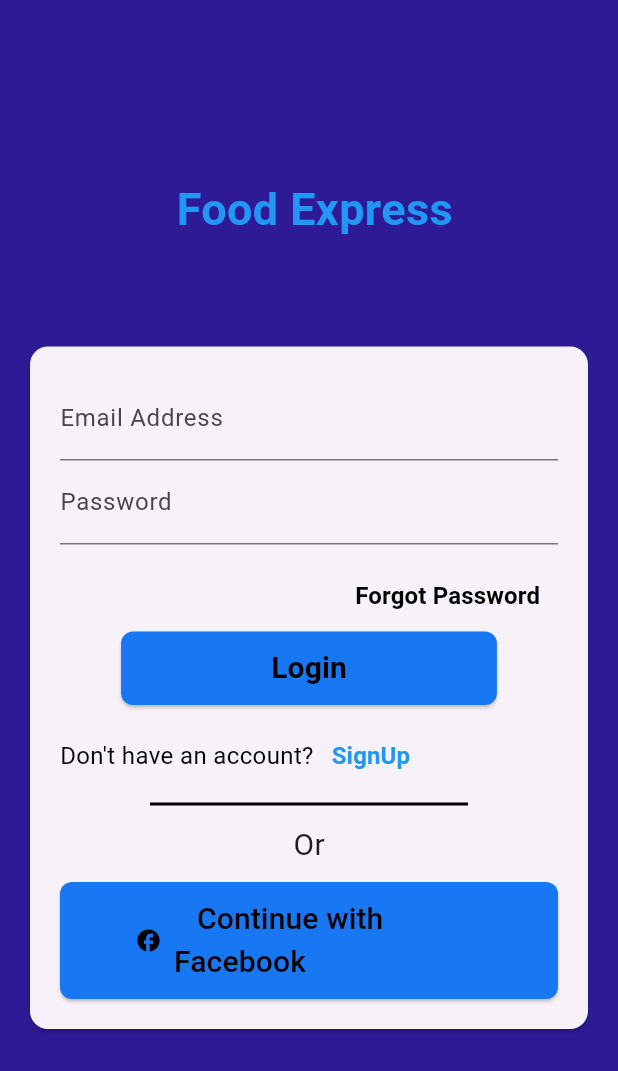
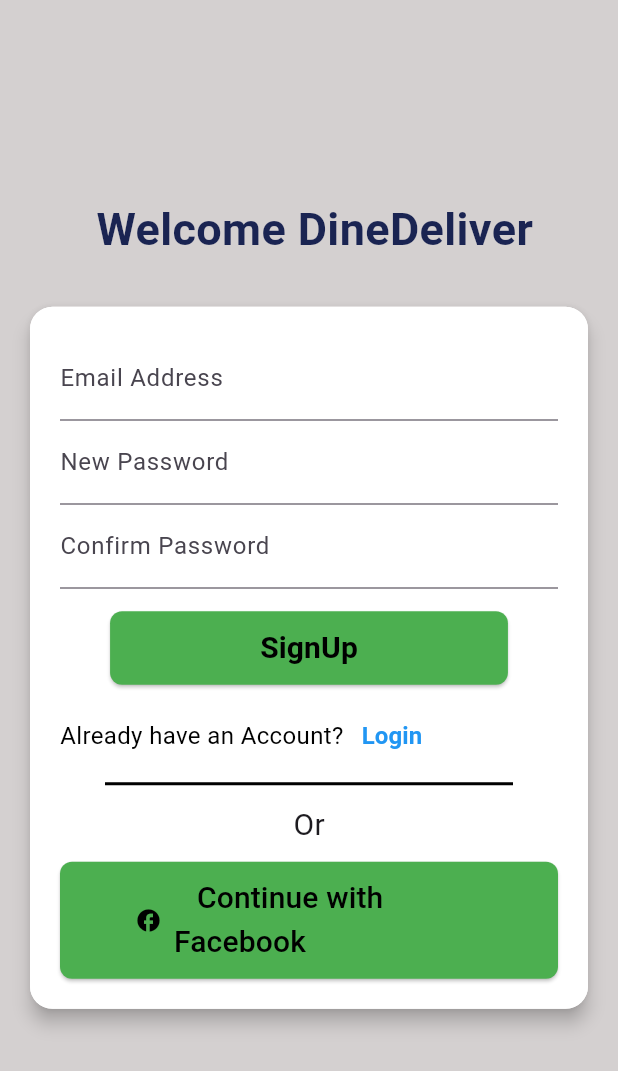
Before and after one commit to keshab98578/Android_Development, a Flutter app: the screen it shows after launch, on a phone screen of 412 x 824 dp. Shown: the top 1071 px of the screen. Run offline on Flutter 3.47's test engine with Material 3 defaults, Android fonts, the phone set to English and light mode, and no system bars.

Commit message:
second commit

```diff
--- a/lib/app/app.dart
+++ b/lib/app/app.dart
@@ -1,4 +1,4 @@
-import 'package:android_development/screen/loginpage.dart';
+import 'package:android_development/screen/signuppage.dart';
 
 import 'package:flutter/material.dart';
 
@@ -8,7 +8,7 @@ class MyApp extends StatelessWidget {
   @override
   Widget build(BuildContext context) {
     return const MaterialApp(
-      home: LoginPage(),
+      home: SignUppage(),
     );
   }
 }
--- a/lib/screen/loginpage.dart
+++ b/lib/screen/loginpage.dart
@@ -1,3 +1,4 @@
+import 'package:android_development/screen/signuppage.dart';
 import 'package:android_development/screen/splashscreen.dart';
 import 'package:flutter/material.dart';
 
@@ -27,27 +28,39 @@ class _LoginPageState extends State<LoginPage> {
     }
   }
 
+  void goSignup() {
+    Navigator.push(
+        context, MaterialPageRoute(builder: (context) => const SignUppage()));
+  }
+
   @override
   Widget build(BuildContext context) {
     return Scaffold(
-      backgroundColor: const Color.fromARGB(255, 46, 26, 148),
+      backgroundColor: const Color.fromARGB(255, 212, 208, 208),
       body: Center(
         child: Column(
           mainAxisAlignment: MainAxisAlignment.center,
           children: [
             const Text(
-              " Food Express",
+              " Welcome DineDeliver",
               textAlign: TextAlign.center,
               style: TextStyle(
+                  fontStyle: FontStyle.normal,
                   fontSize: 30,
-                  color: Colors.blue,
+                  color: Color.fromARGB(255, 26, 36, 82),
                   fontWeight: FontWeight.bold),
             ),
             Container(
-              margin: const EdgeInsets.all(25),
+              margin: const EdgeInsets.all(5),
               width: 200,
             ),
             Card(
+              color: Colors.white,
+              elevation: 5,
+              shadowColor: Colors.black,
+              shape: RoundedRectangleBorder(
+                  borderRadius: BorderRadius.circular(15),
+                  side: const BorderSide(color: Colors.white, width: 5)),
               margin: const EdgeInsets.all(20),
               child: SingleChildScrollView(
                 child: Padding(
@@ -108,8 +121,7 @@ class _LoginPageState extends State<LoginPage> {
                         ElevatedButton(
                           onPressed: submit,
                           style: ElevatedButton.styleFrom(
-                            backgroundColor:
-                                const Color.fromRGBO(24, 119, 242, 1),
+                            backgroundColor: Colors.green,
                             padding: const EdgeInsets.symmetric(
                                 horizontal: 100, vertical: 10),
                             shape: RoundedRectangleBorder(
@@ -136,7 +148,7 @@ class _LoginPageState extends State<LoginPage> {
                                   TextStyle(fontSize: 16, color: Colors.black),
                             ),
                             TextButton(
-                              onPressed: () {},
+                              onPressed: goSignup,
                               child: const Text(
                                 "SignUp",
                                 style: TextStyle(
@@ -174,8 +186,7 @@ class _LoginPageState extends State<LoginPage> {
                             style: TextStyle(color: Colors.black, fontSize: 20),
                           ),
                           style: ElevatedButton.styleFrom(
-                              backgroundColor:
-                                  const Color.fromRGBO(24, 119, 242, 1),
+                              backgroundColor: Colors.green,
                               padding: const EdgeInsets.symmetric(
                                   horizontal: 50, vertical: 10),
                               shape: RoundedRectangleBorder(
--- a/lib/screen/signuppage.dart
+++ b/lib/screen/signuppage.dart
@@ -0,0 +1,222 @@
+import 'package:android_development/screen/splashscreen.dart';
+import 'package:flutter/material.dart';
+
+class SignUppage extends StatefulWidget {
+  const SignUppage({super.key});
+
+  @override
+  State<SignUppage> createState() => _SignupPage();
+}
+
+class _SignupPage extends State<SignUppage> {
+  var confirmPass;
+  final TextEditingController newPasswordController = TextEditingController();
+  final TextEditingController confirmPasswordController =
+      TextEditingController();
+  final _formKey = GlobalKey<FormState>();
+
+  void submit() {
+    final isValid = _formKey.currentState!.validate();
+
+    if (isValid) {
+      if (newPasswordController.text.length < 8) {
+        ScaffoldMessenger.of(context).showSnackBar(const SnackBar(
+            content: Text('Password must be 8 characters long')));
+      } else {
+        Navigator.push(context,
+            MaterialPageRoute(builder: (context) => const SplashScreen()));
+      }
+      return;
+    }
+  }
+
+  @override
+  Widget build(BuildContext context) {
+    return Scaffold(
+      backgroundColor: const Color.fromARGB(255, 212, 208, 208),
+      body: Center(
+        child: Column(
+          mainAxisAlignment: MainAxisAlignment.center,
+          children: [
+            const Text(
+              " Welcome DineDeliver",
+              textAlign: TextAlign.center,
+              style: TextStyle(
+                  fontStyle: FontStyle.normal,
+                  fontSize: 30,
+                  color: Color.fromARGB(255, 26, 36, 82),
+                  fontWeight: FontWeight.bold),
+            ),
+            Container(
+              margin: const EdgeInsets.all(5),
+              width: 200,
+            ),
+            Card(
+              color: Colors.white,
+              elevation: 5,
+              shadowColor: Colors.black,
+              shape: RoundedRectangleBorder(
+                  borderRadius: BorderRadius.circular(15),
+                  side: const BorderSide(color: Colors.white, width: 5)),
+              margin: const EdgeInsets.all(20),
+              child: SingleChildScrollView(
+                child: Padding(
+                  padding: const EdgeInsets.all(20),
+                  child: Form(
+                    key: _formKey,
+                    child: Column(
+                      mainAxisSize: MainAxisSize.min,
+                      children: [
+                        TextFormField(
+                          decoration: const InputDecoration(
+                              labelText: 'Email Address',
+                              hintText: 'abc@gmail.com'),
+                          keyboardType: TextInputType.emailAddress,
+                          autocorrect: false,
+                          textCapitalization: TextCapitalization.none,
+                          validator: (value) {
+                            if (value == null ||
+                                value.trim().isEmpty ||
+                                !value.contains('@')) {
+                              return 'please enter a valid email address.';
+                            } else {
+                              return null;
+                            }
+                          },
+                        ),
+                        TextFormField(
+                          controller: newPasswordController,
+                          decoration:
+                              const InputDecoration(labelText: 'New Password'),
+                          keyboardType: TextInputType.emailAddress,
+                          obscureText: true,
+                          validator: (value) {
+                            confirmPass = value;
+                            if (value == null || value.trim().isEmpty) {
+                              return 'please enter a password.';
+                            } else {
+                              return null;
+                            }
+                          },
+                        ),
+
+                        TextFormField(
+                          controller: confirmPasswordController,
+                          decoration: const InputDecoration(
+                              labelText: 'Confirm Password'),
+                          keyboardType: TextInputType.emailAddress,
+                          obscureText: true,
+                          validator: (value) {
+                            if (value == null || value.trim().isEmpty) {
+                              return 'please enter a password.';
+                            } else if (value != confirmPass) {
+                              {
+                                return 'password must be same';
+                              }
+                            }
+                          },
+                        ),
+
+                        const SizedBox(
+                          height: 15,
+                        ),
+                        // Row(
+                        //   mainAxisAlignment: MainAxisAlignment.end,
+                        //   children: [
+                        //     TextButton(
+                        //         onPressed: () {},
+                        //         child: const Text(
+                        //           "Forgot Password",
+                        //           style: TextStyle(
+                        //               fontSize: 16,
+                        //               fontWeight: FontWeight.bold,
+                        //               color: Colors.black),
+                        //         ))
+                        //   ],
+                        // ),
+                        ElevatedButton(
+                          onPressed: submit,
+                          style: ElevatedButton.styleFrom(
+                            backgroundColor: Colors.green,
+                            padding: const EdgeInsets.symmetric(
+                                horizontal: 100, vertical: 10),
+                            shape: RoundedRectangleBorder(
+                              borderRadius: BorderRadius.circular(8),
+                            ),
+                          ),
+                          child: const Text(
+                            "SignUp",
+                            style: TextStyle(
+                                fontSize: 20,
+                                fontStyle: FontStyle.normal,
+                                fontWeight: FontWeight.bold,
+                                color: Colors.black),
+                          ),
+                        ),
+                        const SizedBox(
+                          height: 10,
+                        ),
+                        Row(
+                          children: [
+                            const Text(
+                              "Already have an Account?",
+                              style:
+                                  TextStyle(fontSize: 16, color: Colors.black),
+                            ),
+                            TextButton(
+                              onPressed: () {},
+                              child: const Text(
+                                "Login",
+                                style: TextStyle(
+                                    fontSize: 16,
+                                    fontWeight: FontWeight.bold,
+                                    color: Colors.blue),
+                              ),
+                            ),
+                          ],
+                        ),
+                        const Divider(
+                          thickness: 2,
+                          indent: 30,
+                          endIndent: 30,
+                          color: Colors.black,
+                        ),
+                        const SizedBox(
+                          height: 5,
+                        ),
+                        const Text(
+                          'Or',
+                          style: TextStyle(fontSize: 20),
+                        ),
+                        const SizedBox(
+                          height: 10,
+                        ),
+                        ElevatedButton.icon(
+                          onPressed: () {},
+                          icon: const Icon(
+                            Icons.facebook_outlined,
+                            color: Colors.black,
+                          ),
+                          label: const Text(
+                            "   Continue with Facebook",
+                            style: TextStyle(color: Colors.black, fontSize: 20),
+                          ),
+                          style: ElevatedButton.styleFrom(
+                              backgroundColor: Colors.green,
+                              padding: const EdgeInsets.symmetric(
+                                  horizontal: 50, vertical: 10),
+                              shape: RoundedRectangleBorder(
+                                  borderRadius: BorderRadius.circular(8))),
+                        ),
+                      ],
+                    ),
+                  ),
+                ),
+              ),
+            ),
+          ],
+        ),
+      ),
+    );
+  }
+}
--- a/lib/screen/splashscreen.dart
+++ b/lib/screen/splashscreen.dart
@@ -2,7 +2,6 @@ import 'dart:async';
 
 import 'package:android_development/screen/loginpage.dart';
 import 'package:flutter/material.dart';
-import 'package:flutter/widgets.dart';
 
 class SplashScreen extends StatefulWidget {
   const SplashScreen({super.key});
```
